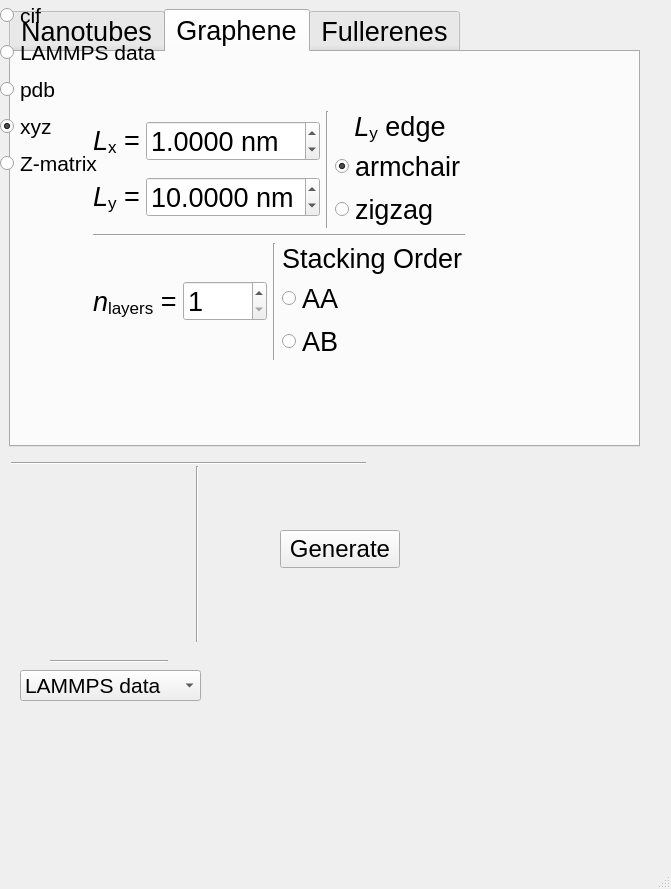
This is sknano/nanogen_gui/nanogen_3.ui in scikit-nano/scikit-nano as Qt 5 draws it before an edit. The edited form follows.
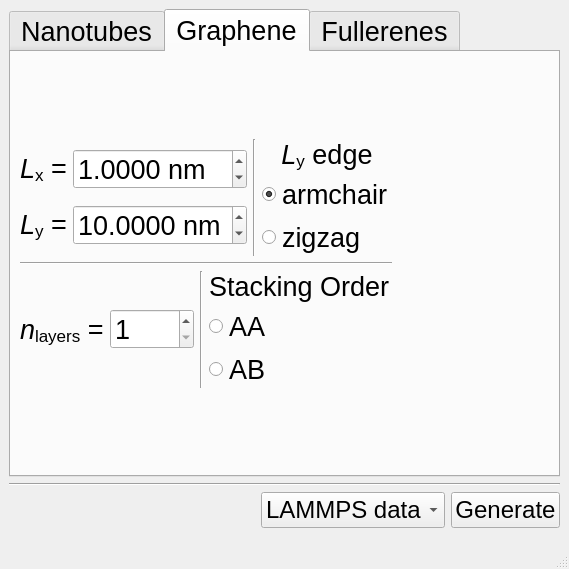
This is the edited form. The open tabs and pages were chosen to show the change.

Patch:
```diff
--- a/sknano/nanogen_gui/nanogen_3.ui
+++ b/sknano/nanogen_gui/nanogen_3.ui
@@ -6,8 +6,8 @@
    <rect>
     <x>0</x>
     <y>0</y>
-    <width>671</width>
-    <height>889</height>
+    <width>569</width>
+    <height>569</height>
    </rect>
   </property>
   <property name="font">
@@ -20,15 +20,11 @@
    <string>NanoGen</string>
   </property>
   <widget class="QWidget" name="centralwidget">
+   <layout class="QVBoxLayout" name="verticalLayout_13">
+    <item>
+     <layout class="QVBoxLayout" name="verticalLayout_10">
+      <item>
    <widget class="QTabWidget" name="nanogen_tabWidget">
-    <property name="geometry">
-     <rect>
-      <x>9</x>
-      <y>9</y>
-      <width>631</width>
-      <height>438</height>
-     </rect>
-    </property>
     <property name="minimumSize">
      <size>
       <width>0</width>
@@ -42,27 +38,15 @@
      </font>
     </property>
     <property name="currentIndex">
-     <number>2</number>
-    </property>
-    <widget class="QWidget" name="nanotube_generator_tabWidget" native="true">
+         <number>0</number>
+        </property>
+        <widget class="QWidget" name="nanotube_generator_tabWidget">
      <attribute name="title">
       <string>Nanotubes</string>
      </attribute>
-     <widget class="QWidget" name="">
+         <layout class="QVBoxLayout" name="verticalLayout_5">
+          <item>
       <layout class="QHBoxLayout" name="horizontalLayout_14">
-       <item>
-        <spacer name="horizontalSpacer_8">
-         <property name="orientation">
-          <enum>Qt::Horizontal</enum>
-         </property>
-         <property name="sizeHint" stdset="0">
-          <size>
-           <width>40</width>
-           <height>20</height>
-          </size>
-         </property>
-        </spacer>
-       </item>
        <item>
         <layout class="QVBoxLayout" name="verticalLayout_7">
          <item>
@@ -521,35 +505,16 @@
         </spacer>
        </item>
       </layout>
-     </widget>
-    </widget>
-    <widget class="QWidget" name="graphene_generator_tabWidget" native="true">
+          </item>
+         </layout>
+        </widget>
+        <widget class="QWidget" name="graphene_generator_tabWidget">
      <attribute name="title">
       <string>Graphene</string>
      </attribute>
-     <widget class="QWidget" name="">
-      <property name="geometry">
-       <rect>
-        <x>9</x>
-        <y>9</y>
-        <width>537</width>
-        <height>349</height>
-       </rect>
-      </property>
-      <layout class="QHBoxLayout" name="horizontalLayout_24">
+         <layout class="QVBoxLayout" name="verticalLayout_12">
        <item>
-        <spacer name="horizontalSpacer_9">
-         <property name="orientation">
-          <enum>Qt::Horizontal</enum>
-         </property>
-         <property name="sizeHint" stdset="0">
-          <size>
-           <width>40</width>
-           <height>20</height>
-          </size>
-         </property>
-        </spacer>
-       </item>
+           <layout class="QHBoxLayout" name="horizontalLayout_23">
        <item>
         <layout class="QVBoxLayout" name="verticalLayout_8">
          <item>
@@ -830,205 +795,71 @@
         </spacer>
        </item>
       </layout>
-     </widget>
+          </item>
+         </layout>
     </widget>
     <widget class="QWidget" name="fullerene_generators">
      <attribute name="title">
       <string>Fullerenes</string>
      </attribute>
-    </widget>
-   </widget>
-   <widget class="Line" name="line_8">
-    <property name="geometry">
-     <rect>
-      <x>50</x>
-      <y>660</y>
-      <width>118</width>
-      <height>3</height>
-     </rect>
-    </property>
+         <layout class="QVBoxLayout" name="verticalLayout_11">
+          <item>
+           <widget class="QListWidget" name="listWidget"/>
+          </item>
+         </layout>
+        </widget>
+       </widget>
+      </item>
+      <item>
+       <widget class="Line" name="line_3">
     <property name="orientation">
      <enum>Qt::Horizontal</enum>
     </property>
    </widget>
+      </item>
+      <item>
+       <layout class="QHBoxLayout" name="horizontalLayout_15">
+        <item>
+         <spacer name="horizontalSpacer_5">
+          <property name="orientation">
+           <enum>Qt::Horizontal</enum>
+          </property>
+          <property name="sizeHint" stdset="0">
+           <size>
+            <width>40</width>
+            <height>20</height>
+           </size>
+          </property>
+         </spacer>
+        </item>
+        <item>
    <widget class="QComboBox" name="structure_format_comboBox">
-    <property name="geometry">
-     <rect>
-      <x>20</x>
-      <y>670</y>
-      <width>181</width>
-      <height>31</height>
-     </rect>
-    </property>
     <property name="font">
      <font>
       <family>Arial</family>
-      <pointsize>16</pointsize>
+            <pointsize>18</pointsize>
      </font>
     </property>
     <property name="currentIndex">
-     <number>1</number>
+           <number>0</number>
     </property>
     <property name="modelColumn">
      <number>0</number>
     </property>
-    <item>
-     <property name="text">
-      <string>cif</string>
-     </property>
-    </item>
     <item>
      <property name="text">
       <string>LAMMPS data</string>
      </property>
     </item>
-    <item>
-     <property name="text">
-      <string>pdb</string>
-     </property>
-    </item>
     <item>
      <property name="text">
       <string>xyz</string>
      </property>
     </item>
-    <item>
-     <property name="text">
-      <string>Z-matrix</string>
-     </property>
-    </item>
-   </widget>
-   <widget class="Line" name="line_3">
-    <property name="geometry">
-     <rect>
-      <x>11</x>
-      <y>455</y>
-      <width>355</width>
-      <height>16</height>
-     </rect>
-    </property>
-    <property name="orientation">
-     <enum>Qt::Horizontal</enum>
-    </property>
-   </widget>
-   <widget class="QWidget" name="">
-    <layout class="QVBoxLayout" name="verticalLayout_5">
-     <item>
-      <widget class="QRadioButton" name="cif_radioButton">
-       <property name="font">
-        <font>
-         <family>Arial</family>
-         <pointsize>16</pointsize>
-        </font>
-       </property>
-       <property name="text">
-        <string>cif</string>
-       </property>
-       <property name="checkable">
-        <bool>false</bool>
-       </property>
-       <attribute name="buttonGroup">
-        <string notr="true">structure_format_buttonGroup</string>
-       </attribute>
-      </widget>
+         </widget>
      </item>
      <item>
-      <widget class="QRadioButton" name="DATA_radioButton">
-       <property name="font">
-        <font>
-         <family>Arial</family>
-         <pointsize>16</pointsize>
-        </font>
-       </property>
-       <property name="text">
-        <string>LAMMPS data</string>
-       </property>
-       <attribute name="buttonGroup">
-        <string notr="true">structure_format_buttonGroup</string>
-       </attribute>
-      </widget>
-     </item>
-     <item>
-      <widget class="QRadioButton" name="pdb_radioButton">
-       <property name="font">
-        <font>
-         <family>Arial</family>
-         <pointsize>16</pointsize>
-        </font>
-       </property>
-       <property name="text">
-        <string>pdb</string>
-       </property>
-       <property name="checkable">
-        <bool>false</bool>
-       </property>
-       <attribute name="buttonGroup">
-        <string notr="true">structure_format_buttonGroup</string>
-       </attribute>
-      </widget>
-     </item>
-     <item>
-      <widget class="QRadioButton" name="xyz_radioButton">
-       <property name="font">
-        <font>
-         <family>Arial</family>
-         <pointsize>16</pointsize>
-        </font>
-       </property>
-       <property name="text">
-        <string>xyz</string>
-       </property>
-       <property name="checked">
-        <bool>true</bool>
-       </property>
-       <attribute name="buttonGroup">
-        <string notr="true">structure_format_buttonGroup</string>
-       </attribute>
-      </widget>
-     </item>
-     <item>
-      <widget class="QRadioButton" name="Z_matrix_radioButton">
-       <property name="font">
-        <font>
-         <family>Arial</family>
-         <pointsize>16</pointsize>
-        </font>
-       </property>
-       <property name="text">
-        <string>Z-matrix</string>
-       </property>
-       <property name="checkable">
-        <bool>false</bool>
-       </property>
-       <attribute name="buttonGroup">
-        <string notr="true">structure_format_buttonGroup</string>
-       </attribute>
-      </widget>
-     </item>
-    </layout>
-   </widget>
-   <widget class="Line" name="line_7">
-    <property name="geometry">
-     <rect>
-      <x>189</x>
-      <y>466</y>
-      <width>16</width>
-      <height>176</height>
-     </rect>
-    </property>
-    <property name="orientation">
-     <enum>Qt::Vertical</enum>
-    </property>
-   </widget>
    <widget class="QPushButton" name="generate_pushButton">
-    <property name="geometry">
-     <rect>
-      <x>280</x>
-      <y>530</y>
-      <width>120</width>
-      <height>38</height>
-     </rect>
-    </property>
     <property name="font">
      <font>
       <family>Arial</family>
@@ -1039,6 +870,12 @@
      <string>Generate</string>
     </property>
    </widget>
+        </item>
+       </layout>
+      </item>
+     </layout>
+    </item>
+   </layout>
   </widget>
   <widget class="QStatusBar" name="nanogen_statusBar"/>
  </widget>
```
Lines whose indentation alone changed are shown as unchanged.
